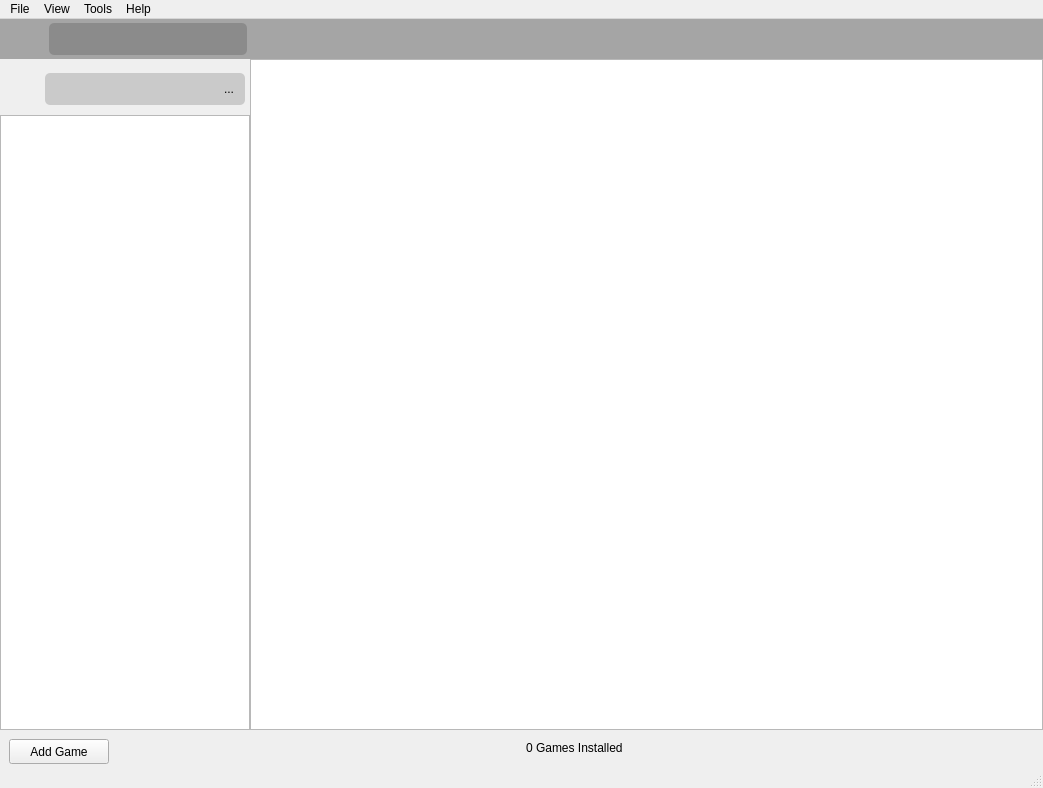
Above: atlas/ui/mainwindow.ui from KJNeko/Atlas before the change. Below: the same form after it.
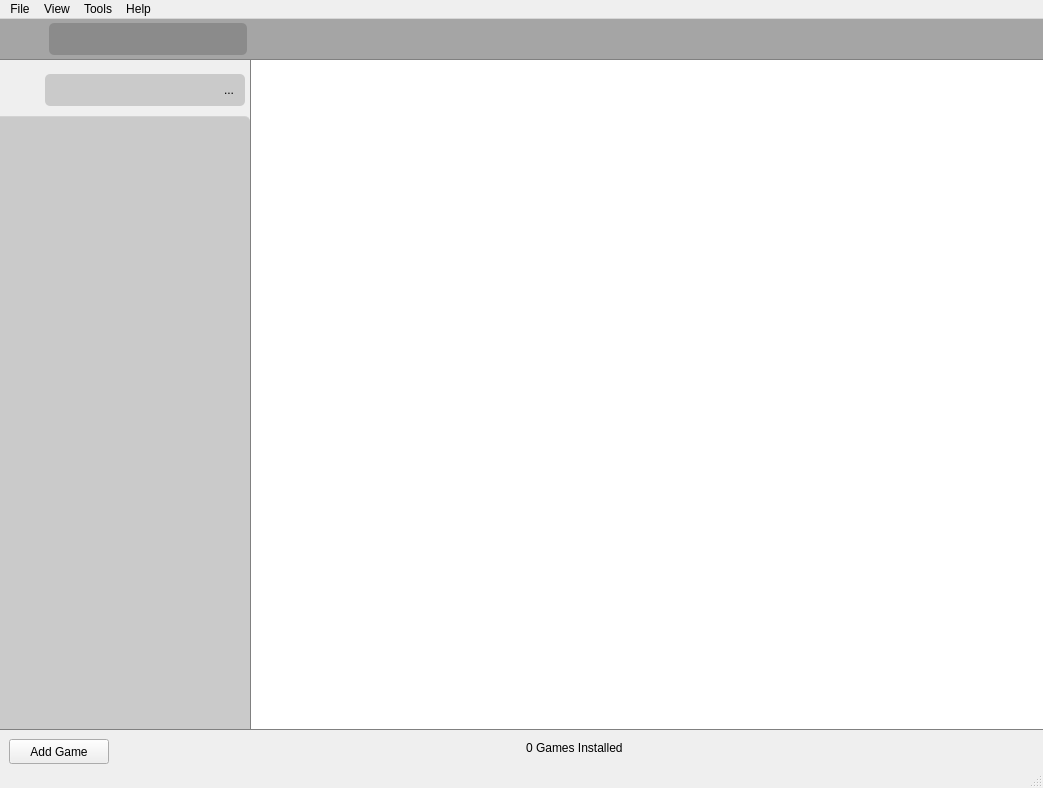
That is the form after the change. Icons and pictures are not drawn. Custom widgets are drawn as their Qt base class.

Commit message: qss ui updates for main window

```diff
--- a/atlas/ui/mainwindow.ui
+++ b/atlas/ui/mainwindow.ui
@@ -77,6 +77,11 @@
         <height>16777215</height>
        </size>
       </property>
+      <property name="styleSheet">
+       <string notr="true">#NavFrame{
+border-top: 1px solid gray;
+}</string>
+      </property>
       <property name="frameShape">
        <enum>QFrame::NoFrame</enum>
       </property>
@@ -101,6 +106,9 @@
        </property>
        <item row="2" column="1">
         <widget class="QFrame" name="HomeFrame">
+         <property name="styleSheet">
+          <string notr="true">border:0px solid black;</string>
+         </property>
          <layout class="QGridLayout" name="gridLayout_7">
           <property name="leftMargin">
            <number>0</number>
@@ -224,6 +232,7 @@
             </property>
             <property name="styleSheet">
              <string notr="true">border-radius:none;
+border:0px solid black;
 background-color: transparent;
 margin-left: 2px;</string>
             </property>
@@ -296,7 +305,16 @@
         </widget>
        </item>
        <item row="4" column="0" colspan="3">
-        <widget class="QTreeView" name="gamesTree"/>
+        <widget class="QTreeView" name="gamesTree">
+         <property name="styleSheet">
+          <string notr="true">    border: 0px;
+    border-bottom: 1px solid gray;
+    border-top: 1px solid lightgray;
+    background-color: rgb(202, 202, 202);
+    border-top-right-radius: 5px;
+    border-top-left-radius: 5x;</string>
+         </property>
+        </widget>
        </item>
        <item row="3" column="1">
         <spacer name="verticalSpacer">
@@ -609,6 +627,12 @@
         </property>
         <item row="0" column="0">
          <widget class="RecordListView" name="recordView">
+          <property name="styleSheet">
+           <string notr="true">    border: 0px;
+    border-top: 1px solid gray;
+    border-bottom: 1px solid gray;
+    border-left: 1px solid gray;</string>
+          </property>
           <property name="movement">
            <enum>QListView::Free</enum>
           </property>
```
The commit also changes 2 other files.
